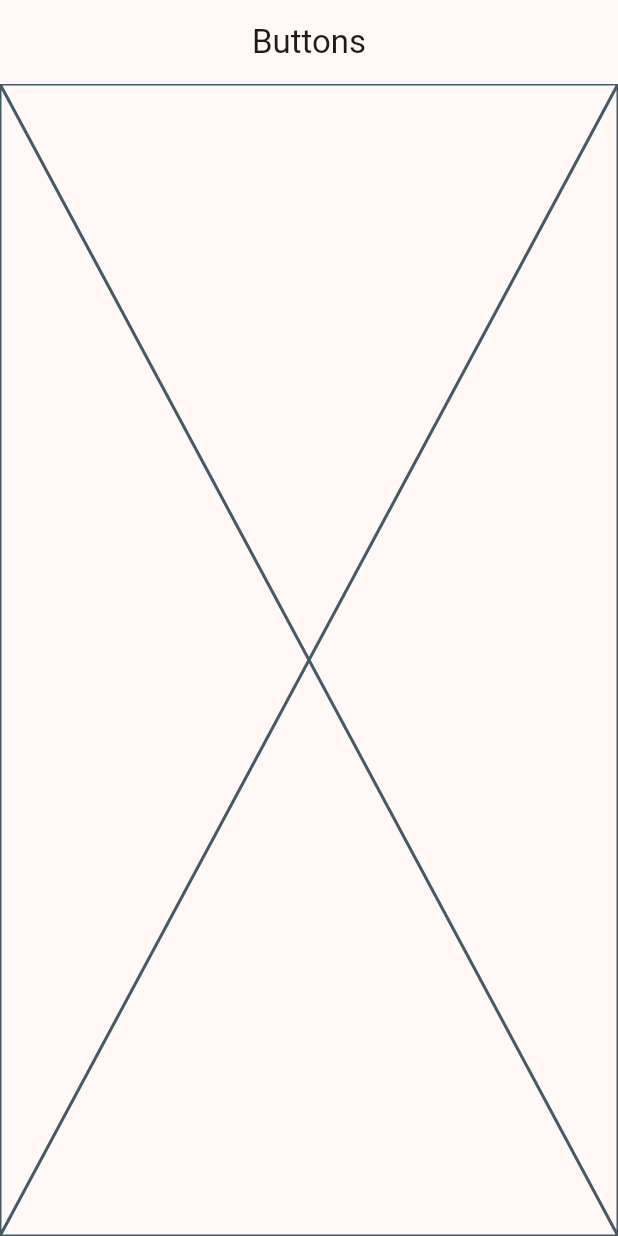
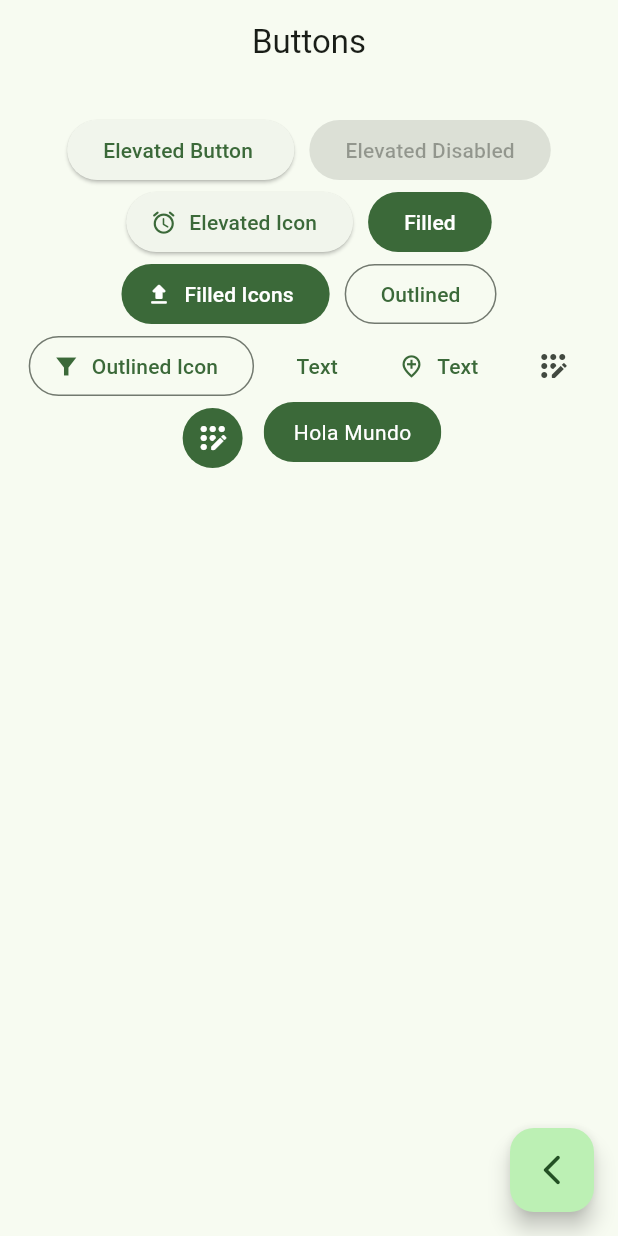
Before and after one commit to luiss2113-dev/widgets-app, a Flutter app: the ButtonsScreen screen opened by its route, on a phone screen of 412 x 824 dp. Run offline on Flutter 3.47's test engine with Material 3 defaults, Android fonts, the phone set to English and light mode, and no system bars; our stand-ins replace go_router.

Commit message:
Bottons Screen finished

```diff
--- a/lib/config/theme/app_theme.dart
+++ b/lib/config/theme/app_theme.dart
@@ -23,7 +23,7 @@ class AppTheme {
 
   AppTheme({
     this.selectedColor = 0,
-  })  : assert(selectedColor > 0, 'Selected color must be less than 0'),
+  })  : assert(selectedColor >= 0, 'Selected color must be less than 0'),
         assert(selectedColor < colorList.length,
             'Selected color must be less than ${colorList.length}');
 
--- a/lib/main.dart
+++ b/lib/main.dart
@@ -13,7 +13,7 @@ class MainApp extends StatelessWidget {
   Widget build(BuildContext context) {
     return MaterialApp.router(
       debugShowCheckedModeBanner: false,
-      theme: AppTheme(selectedColor: 0).getTheme(),
+      theme: AppTheme(selectedColor: 1).getTheme(),
       routerConfig: appRouter,
     );
   }
--- a/lib/presentation/screens/buttons/buttons_screen.dart
+++ b/lib/presentation/screens/buttons/buttons_screen.dart
@@ -1,4 +1,5 @@
 import 'package:flutter/material.dart';
+import 'package:go_router/go_router.dart';
 
 class ButtonsScreen extends StatelessWidget {
   static const name = 'buttons_screen';
@@ -10,7 +11,100 @@ class ButtonsScreen extends StatelessWidget {
       appBar: AppBar(
         title: const Text('Buttons'),
       ),
-      body: const Placeholder(),
+      body: const _ButtonsView(),
+      floatingActionButton: FloatingActionButton(
+        onPressed: () {
+          context.pop();
+        },
+        child: const Icon(Icons.arrow_back_ios_new_rounded),
+      ),
     );
   }
 }
+
+class _ButtonsView extends StatelessWidget {
+  const _ButtonsView();
+
+  @override
+  Widget build(BuildContext context) {
+    final colors = Theme.of(context).colorScheme;
+    return SizedBox(
+      width: double.infinity,
+      child: Padding(
+        padding: const EdgeInsets.symmetric(horizontal: 10, vertical: 20),
+        child: Wrap(
+          spacing: 10,
+          alignment: WrapAlignment.center,
+          children: [
+            ElevatedButton(
+              onPressed: () {},
+              child: const Text('Elevated Button '),
+            ),
+            const ElevatedButton(
+              onPressed: null,
+              child: Text('Elevated Disabled'),
+            ),
+            ElevatedButton.icon(
+              onPressed: () {},
+              label: const Text('Elevated Icon'),
+              icon: const Icon(Icons.access_alarm_rounded),
+            ),
+            FilledButton(onPressed: () {}, child: const Text('Filled')),
+            FilledButton.icon(
+              onPressed: () {},
+              icon: const Icon(Icons.file_upload_rounded),
+              label: const Text('Filled Icons'),
+            ),
+            OutlinedButton(onPressed: () {}, child: const Text('Outlined')),
+            OutlinedButton.icon(
+                onPressed: () {},
+                label: const Text('Outlined Icon'),
+                icon: const Icon(Icons.filter_alt_sharp)),
+            TextButton(onPressed: () {}, child: const Text('Text')),
+            TextButton.icon(
+              onPressed: () {},
+              label: const Text('Text'),
+              icon: const Icon(Icons.add_location_outlined),
+            ),
+            IconButton(
+                onPressed: () {},
+                icon: const Icon(Icons.app_registration_rounded)),
+            IconButton(
+              onPressed: () {},
+              icon: const Icon(Icons.app_registration_rounded),
+              style: ButtonStyle(
+                  backgroundColor: WidgetStatePropertyAll(colors.primary),
+                  iconColor: const WidgetStatePropertyAll(Colors.white)),
+            ),
+            CustomButton(),
+          ],
+        ),
+      ),
+    );
+  }
+}
+
+class CustomButton extends StatelessWidget {
+  const CustomButton({super.key});
+
+  @override
+  Widget build(BuildContext context) {
+    final colors = Theme.of(context).colorScheme;
+    return ClipRRect(
+      borderRadius: BorderRadius.circular(20),
+      child: Material(
+        color: colors.primary,
+        child: InkWell(
+          onTap: () {},
+          child: const Padding(
+            padding: EdgeInsets.symmetric(
+              horizontal: 20,
+              vertical: 10,
+            ),
+            child: Text('Hola Mundo', style: TextStyle(color: Colors.white)),
+          ),
+        ),
+      ),
+    );
+  }
+}
```
Also changed, not shown: pubspec.lock.
